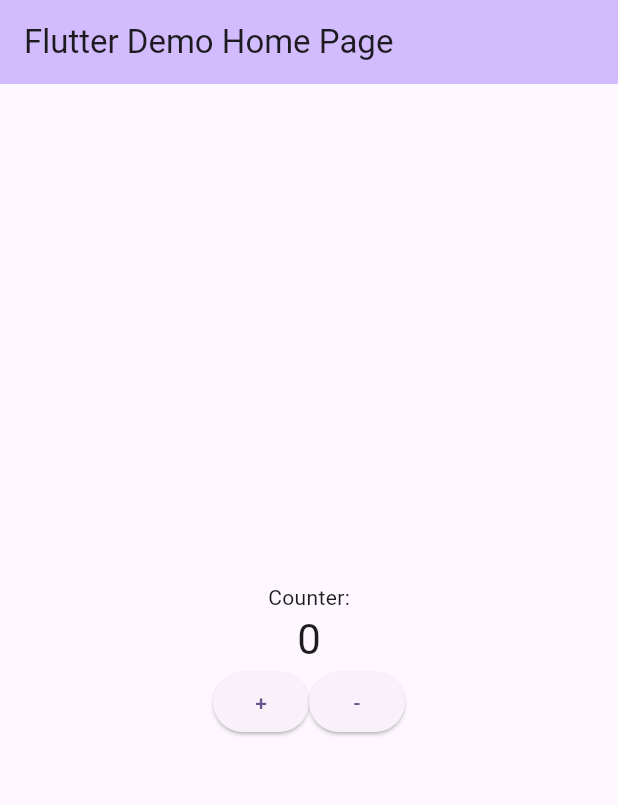
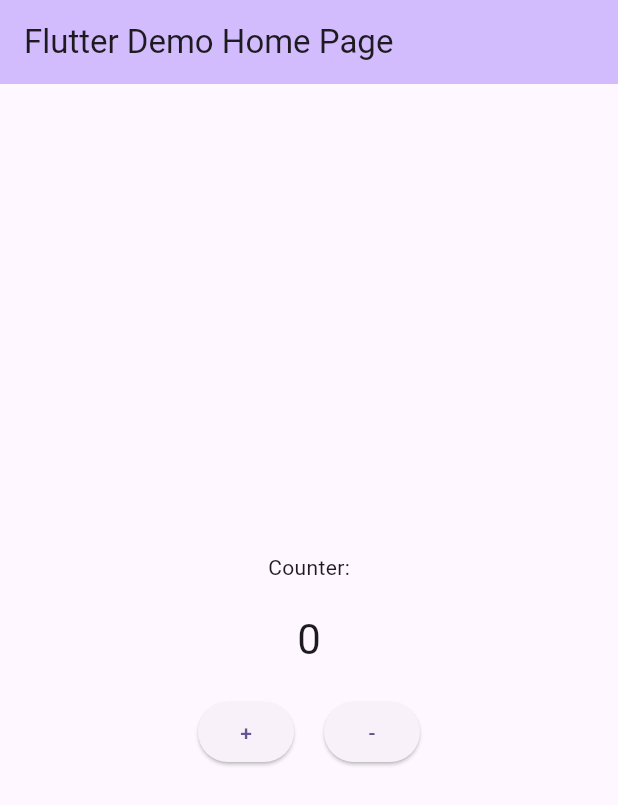
Before and after one commit to FalafelBeingOrg/flutter-app-test, a Flutter app: the screen it shows after launch, on a phone screen of 412 x 824 dp. Shown: the top 805 px of the screen. Run offline on Flutter 3.47's test engine with Material 2 defaults, Android fonts, the phone set to English and light mode, and no system bars; missing offline and left inert: dart:html.

Commit message:
added padding

```diff
--- a/flutter_app_test/lib/main.dart
+++ b/flutter_app_test/lib/main.dart
@@ -121,14 +121,17 @@ class _MyHomePageState extends State<MyHomePage> {
             const Text(
               'Counter:',
             ),
+            Padding(padding: EdgeInsets.all(10)),
             Text(
               '$_counter',
               style: Theme.of(context).textTheme.headlineMedium,
             ),
+            Padding(padding: EdgeInsets.all(10)),
             Row(
               mainAxisAlignment: MainAxisAlignment.center,
               children: [
                 ElevatedButton(onPressed: _incrementCounter, child: Text("+")),
+                Padding(padding: EdgeInsets.all(10)),
                 ElevatedButton(onPressed: _decrementCounter, child: Text("-")),
               ],
             )
```
